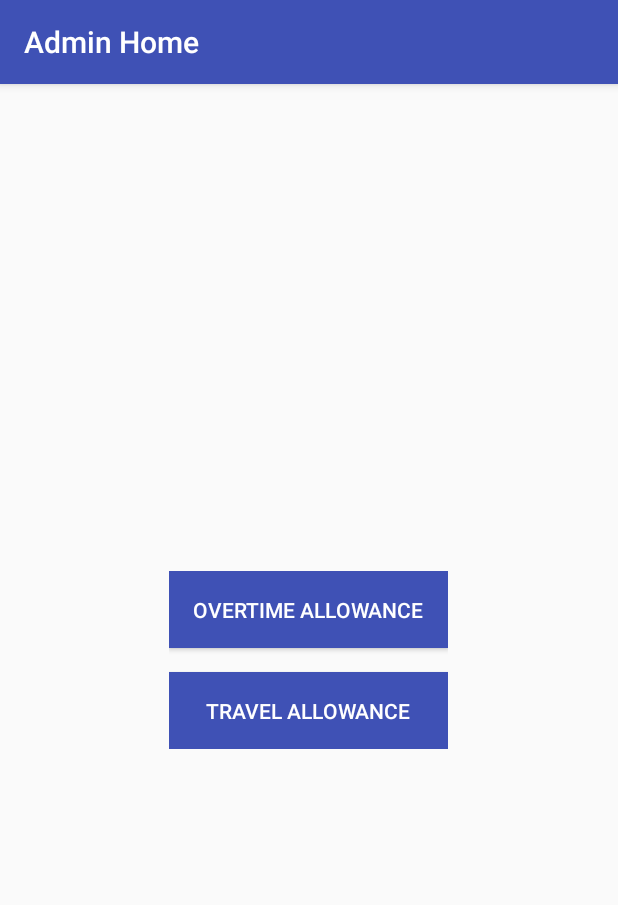
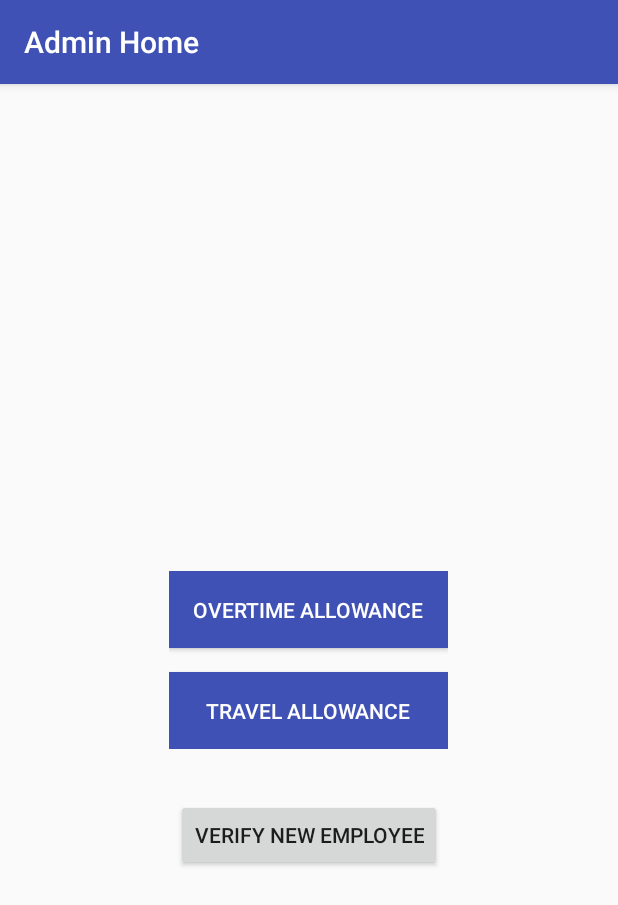
Before and after one commit to ATOMWR/ATOM, an Android app: the AdminHomeActivity screen opened directly, with no data from a screen before it, on a phone screen of 412 x 824 dp. Shown: the top 905 px of the screen. Run offline under Robolectric (Android 15) with nearby library versions, the phone set to English and light mode, and no system bars.

Commit message:
admin verification through qr code and making entry in registration table

```diff
--- a/app/src/main/java/com/example/akav/atom/AdminHomeActivity.java
+++ b/app/src/main/java/com/example/akav/atom/AdminHomeActivity.java
@@ -11,6 +11,7 @@ public class AdminHomeActivity extends AppCompatActivity {
 
     private Button checkOvertime;
     private Button checkTravelAllowance;
+    private Button verification;
 
     @Override
     protected void onCreate(Bundle savedInstanceState) {
@@ -24,6 +25,7 @@ public class AdminHomeActivity extends AppCompatActivity {
 
         checkOvertime = (Button) findViewById(R.id.admin_ot);
         checkTravelAllowance = (Button) findViewById((R.id.admin_ta));
+        verification=(Button)findViewById(R.id.verify_user);
 
         checkOvertime.setOnClickListener(new View.OnClickListener() {
             @Override
@@ -38,5 +40,13 @@ public class AdminHomeActivity extends AppCompatActivity {
                 // Do nothing for now.
             }
         });
+        verification.setOnClickListener(new View.OnClickListener() {
+            @Override
+            public void onClick(View v) {
+
+                Intent goto_qrcode_verification=new Intent(AdminHomeActivity.this,QRverification.class);
+                startActivity(goto_qrcode_verification);
+            }
+        });
     }
 }
--- a/app/src/main/res/layout/activity_admin_home.xml
+++ b/app/src/main/res/layout/activity_admin_home.xml
@@ -11,7 +11,8 @@
         android:layout_width="wrap_content"
         android:layout_height="wrap_content"
         android:layout_centerInParent="true"
-        android:orientation="vertical">
+        android:orientation="vertical"
+        android:id="@+id/linearLayout">
 
         <Button
             android:id="@+id/admin_ot"
@@ -34,5 +35,14 @@
 
     </LinearLayout>
 
+    <Button
+        android:text="Verify new employee"
+        android:layout_width="wrap_content"
+        android:layout_height="wrap_content"
+        android:layout_below="@+id/linearLayout"
+        android:layout_centerHorizontal="true"
+        android:layout_marginTop="33dp"
+        android:id="@+id/verify_user" />
+
 
 </RelativeLayout>
```
Also changed, not shown: app/src/main/AndroidManifest.xml (+4 -12 lines), app/src/main/java/com/example/akav/atom/RegistrationActivity.java (+6 -3 lines).
